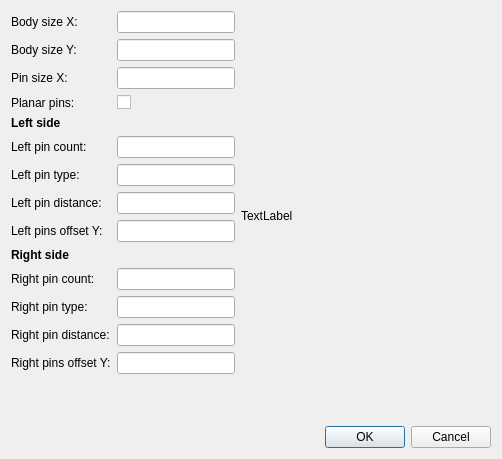
usiksan/SaliCAD, file master/SdDMasterPartDoubleSide.ui: the form before one commit.
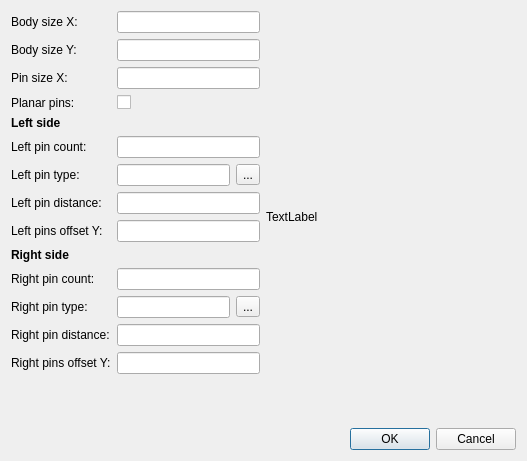
The form after the commit.

Commit message: Append pin type selection from default pad association map in double sided master.

What changed in the file:
```diff
--- a/master/SdDMasterPartDoubleSide.ui
+++ b/master/SdDMasterPartDoubleSide.ui
@@ -6,8 +6,8 @@
    <rect>
     <x>0</x>
     <y>0</y>
-    <width>502</width>
-    <height>459</height>
+    <width>527</width>
+    <height>461</height>
    </rect>
   </property>
   <property name="windowTitle">
@@ -15,7 +15,7 @@
   </property>
   <layout class="QVBoxLayout" name="verticalLayout">
    <item>
-    <layout class="QHBoxLayout" name="horizontalLayout">
+    <layout class="QHBoxLayout" name="horizontalLayout_3">
      <item>
       <layout class="QFormLayout" name="formLayout">
        <item row="0" column="0">
@@ -79,7 +79,18 @@
         </widget>
        </item>
        <item row="6" column="1">
-        <widget class="QLineEdit" name="mLeftPinType"/>
+        <layout class="QHBoxLayout" name="horizontalLayout">
+         <item>
+          <widget class="QLineEdit" name="mLeftPinType"/>
+         </item>
+         <item>
+          <widget class="QToolButton" name="mLeftPinTypeSelect">
+           <property name="text">
+            <string>...</string>
+           </property>
+          </widget>
+         </item>
+        </layout>
        </item>
        <item row="7" column="0">
         <widget class="QLabel" name="label_6">
@@ -132,7 +143,18 @@
         </widget>
        </item>
        <item row="11" column="1">
-        <widget class="QLineEdit" name="mRightPinType"/>
+        <layout class="QHBoxLayout" name="horizontalLayout_2">
+         <item>
+          <widget class="QLineEdit" name="mRightPinType"/>
+         </item>
+         <item>
+          <widget class="QToolButton" name="mRightPinTypeSelect">
+           <property name="text">
+            <string>...</string>
+           </property>
+          </widget>
+         </item>
+        </layout>
        </item>
        <item row="12" column="0">
         <widget class="QLabel" name="label_10">
```
Left out of the diff: 28 changed lines with no effect on the pictures. The commit also changes 3 other files.
